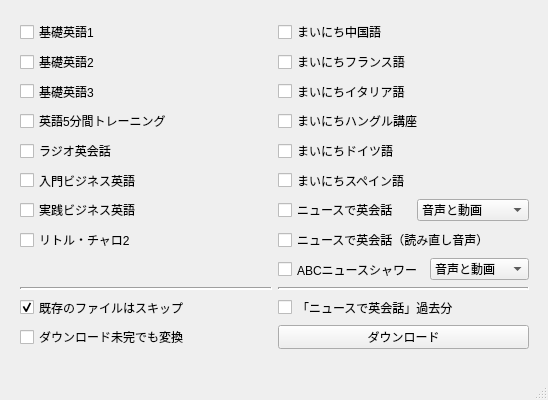
The window that mainwindow.ui (CSReviser/CaptureStream) describes before a commit, drawn with Qt 5.
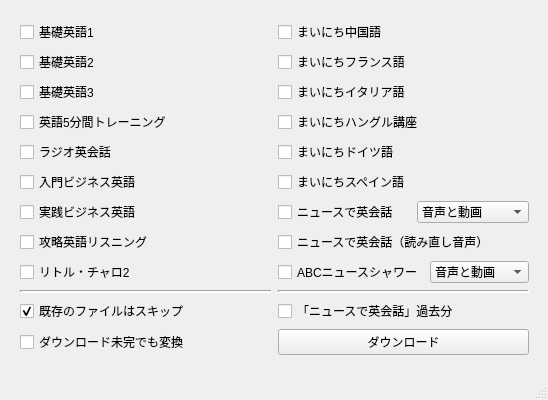
The same window after the commit.

Commit message: support kouryaku-eigo-listening

The edit to the form file:
```diff
--- a/mainwindow.ui
+++ b/mainwindow.ui
@@ -44,7 +44,7 @@
       <x>9</x>
       <y>9</y>
       <width>531</width>
-      <height>351</height>
+      <height>359</height>
      </rect>
     </property>
     <layout class="QGridLayout" name="gridLayout_3" rowstretch="0,0,0,0,0,0,0,0,0,0,0,0,0">
@@ -97,13 +97,6 @@
        </property>
       </widget>
      </item>
-     <item row="7" column="0">
-      <widget class="QCheckBox" name="checkBox_13">
-       <property name="text">
-        <string>リトル・チャロ2</string>
-       </property>
-      </widget>
-     </item>
      <item row="0" column="1">
       <layout class="QHBoxLayout" name="horizontalLayout_2">
        <item>
@@ -308,6 +301,20 @@
        </property>
       </widget>
      </item>
+     <item row="8" column="0">
+      <widget class="QCheckBox" name="checkBox_13">
+       <property name="text">
+        <string>リトル・チャロ2</string>
+       </property>
+      </widget>
+     </item>
+     <item row="7" column="0">
+      <widget class="QCheckBox" name="checkBox_kouryaku">
+       <property name="text">
+        <string>攻略英語リスニング</string>
+       </property>
+      </widget>
+     </item>
     </layout>
    </widget>
    <widget class="QCheckBox" name="checkBox_this_week">
```
Left out of the diff: 8 changed lines with no effect on the pictures. The commit also changes 3 other files.
